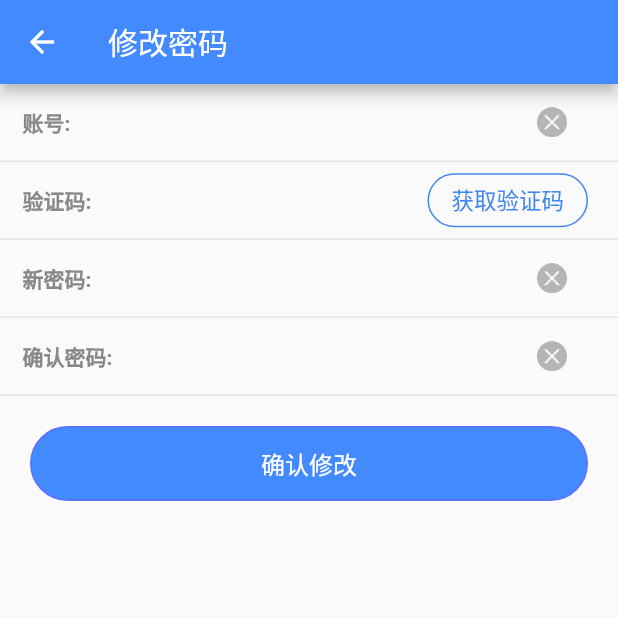
After one commit to Strangerflowers/flutter, a Flutter app: the ModifyPasswordByCode screen opened directly, after a tap on "获取验证码", on a phone screen of 412 x 824 dp, the top half of it. The commit adds this screen. Run offline on Flutter 3.47's test engine with Material 2 defaults, Android fonts, the phone set to English and light mode, and no system bars; our stand-ins replace dio, fluro, flutter_easyrefresh, flutter_screenutil, flutter_spinkit, flutter_swiper and 4 more; missing offline and left inert: city_pickers, flustars, flutter_picker, multi_image_picker, provide, sy_flutter_qiniu_storage and 1 more; accounts and stored records are empty; network calls fail; statements that could not run were skipped.

Commit message:
feat:通过验证码修改密码

```diff
--- a/lib/config/servie_url.dart
+++ b/lib/config/servie_url.dart
@@ -71,4 +71,6 @@ const servicePath = {
   'saveAddress': serviceUrl + '/os_kernel_bid/app/address/save', //新增退货地址
   'updateAddress': serviceUrl + '/os_kernel_bid/app/address/update', //编辑退货地址
   'showEdit': serviceUrl + '/os_kernel_bid/app/address/info', //回显地址
+  "getModifyPasswordCode": serviceUrl +
+      "/os_kernel_userorgctr/app/user/getVerificationCode", //修改密码获取验证码
 };
--- a/lib/pages/personal_center/add_edit_return_address.dart
+++ b/lib/pages/personal_center/add_edit_return_address.dart
@@ -16,7 +16,7 @@ class _AddEditReturnAddressState extends State<AddEditReturnAddress> {
   @override
   Widget build(BuildContext context) {
     return Container(
-      child: Text('退货地址'),
+      child: Text('data'),
     );
   }
 }
--- a/lib/pages/personal_center/add_withdraw_address.dart
+++ b/lib/pages/personal_center/add_withdraw_address.dart
@@ -15,11 +15,12 @@ class AddWithdrawAddress extends StatefulWidget {
 class _AddWithdrawAddressState extends State<AddWithdrawAddress> {
   final addressFormKey = GlobalKey<FormState>();
   String areaCode, companyAddressName;
+  bool check;
   var params = {
     'receiverName': '',
     'mobile': '',
     'address': '',
-    'defaultAddress': '',
+    'defaultAddress': 1,
     'areaCode': '',
     'companyAddressName': ''
   };
@@ -76,6 +77,7 @@ class _AddWithdrawAddressState extends State<AddWithdrawAddress> {
       list.add(_buildRow(label));
     }
     list.insert(2, _selectAddress("所在地区:"));
+    // list.insert(4, _checkBox());
     // 确认按钮
     list.add(_buildSubmitBtn());
     return Form(
@@ -131,12 +133,7 @@ class _AddWithdrawAddressState extends State<AddWithdrawAddress> {
                 textAlign: TextAlign.left, //文本对齐方式
                 style: TextStyle(fontSize: 20.0, color: Colors.blue), //输入文本的样式
                 //inputFormatters: [WhitelistingTextInputFormatter.digitsOnly],//允许的输入格式
-                onChanged: (value) {
-                  // var key = item['value'];
-                  // setState(() {
-                  //   params[key] = value;
-                  // });
-                },
+                onChanged: (value) {},
                 onSaved: (val) {
                   var key = item['value'];
                   setState(() {
@@ -219,6 +216,20 @@ class _AddWithdrawAddressState extends State<AddWithdrawAddress> {
     );
   }
 
+  Widget _checkBox() {
+    return Container(
+      child: Checkbox(
+        value: check,
+        onChanged: (value) {
+          setState(() {
+            check = value;
+          });
+        },
+        activeColor: Colors.black,
+      ),
+    );
+  }
+
   Widget _buildSubmitBtn() {
     return Container(
       //这里写800已经超出屏幕了，可以理解为match_parent
--- /dev/null
+++ b/lib/pages/personal_center/modify_passwordbycode.dart
@@ -0,0 +1,243 @@
+import 'package:bid/service/service_method.dart';
+import 'package:flutter/material.dart';
+import 'package:flutter/physics.dart';
+import '../../common/log_utils.dart';
+import 'package:sprintf/sprintf.dart';
+
+class ModifyPasswordByCode extends StatefulWidget {
+  @override
+  _ModifyPasswordByCodeState createState() => _ModifyPasswordByCodeState();
+}
+
+class _ModifyPasswordByCodeState extends State<ModifyPasswordByCode> {
+  final setPawwordFormKey = GlobalKey<FormState>();
+  var params = {
+    'mobile': '',
+    'checkCode': '',
+    'newPwd': '',
+    'confirmNewpwd': ''
+  };
+
+  var errorMobileText;
+  // String mobile;
+
+  @override
+  Widget build(BuildContext context) {
+    return Scaffold(
+      appBar: AppBar(
+        title: const Text('修改密码'),
+      ),
+      body: _buildModifyPwdTextForm(),
+    );
+  }
+
+  // 获取验证码
+  void _getPhoneCode() async {
+    setPawwordFormKey.currentState.save();
+    if (params['mobile'].isEmpty) {
+      setState(() {
+        errorMobileText = "手机号码不能为空";
+      });
+    } else {
+      setState(() {
+        errorMobileText = null;
+      });
+    }
+
+    var data = {'mobile': params['mobile']};
+    print('获取验证码注册$data');
+    await requestGet('getModifyPasswordCode', formData: data).then((val) {
+      print('----------------------$val');
+    });
+  }
+
+  Widget _buildModifyPwdTextForm() {
+    final _labels = new List<Object>();
+    _labels.add({"label": "账号:", "value": 'mobile', "flag": false});
+    _labels.add({"label": "验证码:", "value": 'checkCode', "flag": false});
+    _labels.add({"label": "新密码:", "value": 'newPwd', "flag": true});
+    _labels.add({"label": "确认密码:", "value": 'confirmNewpwd', "flag": true});
+    List<Widget> list = [];
+    for (var label in _labels) {
+      list.add(_buildRow(label));
+    }
+    // 确认按钮
+    list.add(_buildSubmitBtn());
+    return Form(
+      key: setPawwordFormKey,
+      child: ListView(
+        children: list,
+      ),
+    );
+  }
+
+  Widget _buildRow(item) {
+    return new Container(
+      decoration: BoxDecoration(
+          border:
+              Border(bottom: BorderSide(width: 1, color: Color(0xffe5e5e5)))),
+      child: new Row(
+        children: [
+          new Container(
+            padding: EdgeInsets.all(15),
+            child: new Text(
+              item['label'],
+              style: TextStyle(
+                decoration: TextDecoration.none,
+                color: Color(0xFF888888),
+                fontSize: 14,
+                fontWeight: FontWeight.bold,
+                //fontFamily: defaultFontFamily,
+              ),
+            ),
+          ),
+          new Expanded(
+            child: new Container(
+              height: 30.0,
+              decoration: BoxDecoration(
+                  //border: new Border.all(color: Colors.red),
+                  ),
+              child: TextFormField(
+                controller: TextEditingController.fromValue(
+                  TextEditingValue(
+                    text:
+                        '${params[item['value']] == null ? "" : params[item['value']]}', //判断keyword是否为空
+                    // 保持光标在最后
+                    selection: TextSelection.fromPosition(
+                      TextPosition(
+                          affinity: TextAffinity.downstream,
+                          offset: '${params[item['value']]}'.length),
+                    ),
+                  ),
+                ),
+
+                decoration: InputDecoration(
+                  border: InputBorder.none,
+                ),
+                //controller: controller,
+                //maxLength: 30, //最大长度，设置此项会让TextField右下角有一个输入数量的统计字符串
+                maxLines: 1, //最大行数
+                autocorrect: true, //是否自动更正
+                autofocus: false, //是否自动对焦
+                obscureText: item['flag'], //是否是密码
+                textAlign: TextAlign.left, //文本对齐方式
+                style: TextStyle(
+                  fontSize: 20.0,
+                  color: Color(0xFF333333),
+                ), //输入文本的样式
+                //inputFormatters: [WhitelistingTextInputFormatter.digitsOnly],//允许的输入格式
+                onChanged: (text) {
+                  //内容改变的回调
+                  // LogUtils.d(sprintf('[%s]', [label]), 'change $text');
+                },
+                onSaved: (val) {
+                  var key = item['value'];
+                  setState(() {
+                    params[key] = val;
+                  });
+                },
+                enabled: true, //是否禁用
+              ),
+            ),
+          ),
+          _showText(item),
+        ],
+      ),
+    );
+  }
+
+  Widget _showText(item) {
+    if (item['label'] == "验证码:") {
+      return Container(
+        padding: EdgeInsets.only(right: 20),
+        child: FlatButton(
+          // color: Colors.blue,
+          highlightColor: Colors.blue[700],
+          // colorBrightness: Brightness.dark,
+          splashColor: Colors.grey,
+          child: Text(
+            '获取验证码',
+            style: TextStyle(
+              color: Color(0xFF4389ED),
+            ),
+          ),
+          shape: RoundedRectangleBorder(
+            side: BorderSide(
+              color: Color(0xFF4389ED),
+              width: 1,
+            ),
+            borderRadius: BorderRadius.circular(20.0),
+          ),
+          onPressed: () {
+            _getPhoneCode();
+          },
+        ),
+      );
+    } else {
+      return Container(
+        child: FlatButton(
+          onPressed: () {
+            setPawwordFormKey.currentState.save();
+            setState(() {
+              params[item['value']] = '';
+            });
+
+            print('当前点击的删除键${item['value']}====>$params');
+            // LogUtils.d(sprintf("[%s]", params), "被点击了删除按钮!");
+          },
+          child: new Image.asset(
+            'images/clear.png',
+            width: 20.0,
+            height: 20.0,
+          ),
+        ),
+      );
+    }
+  }
+
+  Widget _buildSubmitBtn() {
+    return Container(
+      //这里写800已经超出屏幕了，可以理解为match_parent
+      width: 800.0,
+      margin: new EdgeInsets.fromLTRB(10.0, 10.0, 10.0, 10.0),
+      padding: new EdgeInsets.fromLTRB(10.0, 10.0, 10.0, 10.0),
+      //类似cardview
+      child: new Container(
+        decoration: BoxDecoration(
+            border: Border.all(color: Color(0xff5f6fff), width: 1),
+            color: Colors.blueAccent,
+            borderRadius: BorderRadius.circular((30.0))),
+        child: new FlatButton(
+            disabledColor: Colors.grey,
+            disabledTextColor: Colors.black,
+            onPressed: () {
+              _submit();
+              // LogUtils.d('[确认修改按钮]', '被点击!');
+            },
+            // shape: RoundedRectangleBorder(
+            //     borderRadius: BorderRadius.all(Radius.circular(50))),
+            child: new Padding(
+              padding: new EdgeInsets.all(10.0),
+              child: new Text(
+                '确认修改',
+                style: new TextStyle(color: Colors.white, fontSize: 16.0),
+              ),
+            )),
+      ),
+    );
+  }
+
+  void _submit() async {
+    setPawwordFormKey.currentState.save();
+    var data = {
+      "newPwd": params['newPwd'], //新密码
+      "checkCode": params['checkCode'], //验证码
+      "mobile": params['mobile']
+    };
+
+    print('获取验证码注册$data');
+    await requestGet('getModifyPasswordCode', formData: data).then((val) {
+      print('----------------------$val');
+    });
+  }
+}
--- a/lib/pages/personal_center/personal_center.dart
+++ b/lib/pages/personal_center/personal_center.dart
@@ -1,6 +1,7 @@
 import 'package:bid/pages/personal_center/certification_info.dart';
 import 'package:bid/pages/personal_center/contact_info.dart';
 import 'package:bid/pages/personal_center/modify_password.dart';
+import 'package:bid/pages/personal_center/modify_passwordbycode.dart';
 import 'package:bid/pages/personal_center/withdraw_address.dart';
 import 'package:bid/routers/application.dart';
 import 'package:flutter/cupertino.dart';
@@ -67,8 +68,9 @@ class PersonalCenter extends StatelessWidget {
         "code": "modifyPassword",
         "name_en_us": "Modify Password",
         "name_zh_cn": "修改密码",
-        "url": Routes.MODIFY_PASSWORD_PAGE,
-        "widget": new ModifyPassword()
+        "url": Routes.MODIFY_PASSWORD_BY_CODE_PAGE,
+        // "url": Routes.MODIFY_PASSWORD_PAGE,
+        "widget": new ModifyPasswordByCode()
       },
     ];
   }
--- a/lib/routers/router_handler.dart
+++ b/lib/routers/router_handler.dart
@@ -10,6 +10,7 @@ import 'package:bid/pages/personal_center/withdraw_address.dart';
 import 'package:bid/pages/signup/authentication.dart';
 import 'package:bid/pages/signup/signin.dart';
 import 'package:flutter/material.dart';
+import 'package:bid/pages/personal_center/modify_passwordbycode.dart';
 import 'package:fluro/fluro.dart';
 import '../pages/quotation/quotataion_detail_page.dart';
 import '../pages/quotation/procurement_plan.dart';
@@ -213,3 +214,11 @@ Handler addWithdrawAddressPageHandler = Handler(
   //String id = params['id'].first;
   return AddWithdrawAddress();
 });
+
+// 通过验证码修改密码
+Handler modifyPasswordByCodePageHandler = Handler(
+    handlerFunc: (BuildContext context, Map<String, List<String>> params) {
+  LogUtils.d('跳转[修改密码]]', '接收到参数$params');
+  //String id = params['id'].first;
+  return ModifyPasswordByCode();
+});
--- a/lib/routers/routers.dart
+++ b/lib/routers/routers.dart
@@ -40,6 +40,8 @@ class Routes {
   static const String EDIT_WITHDRAW_ADDRESS_PAGE = 'editWithdrawAddress';
   // 修改密码
   static String MODIFY_PASSWORD_PAGE = '/modifyPassword';
+  // 通过验证码修改密码
+  static String MODIFY_PASSWORD_BY_CODE_PAGE = '/modifyPasswordByCode';
   // 注册设置密码
   static String SET_PASSWORD_PAGE = '/setPassword';
   // 需求详情首页
@@ -80,5 +82,7 @@ class Routes {
     router.define(SIGIN, handler: siginHandler);
     router.define(INDEX_PAGE, handler: homePageHandler);
     router.define(AUTHENTICATION, handler: authenticationHandler);
+    router.define(MODIFY_PASSWORD_BY_CODE_PAGE,
+        handler: modifyPasswordByCodePageHandler);
   }
 }
```
